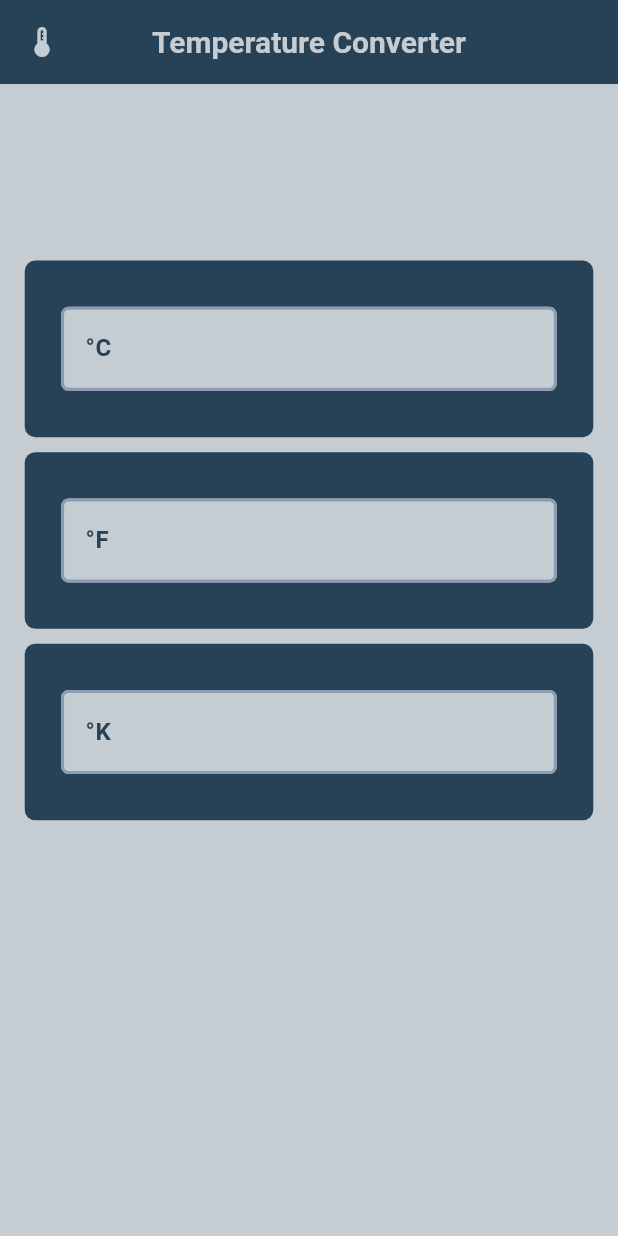
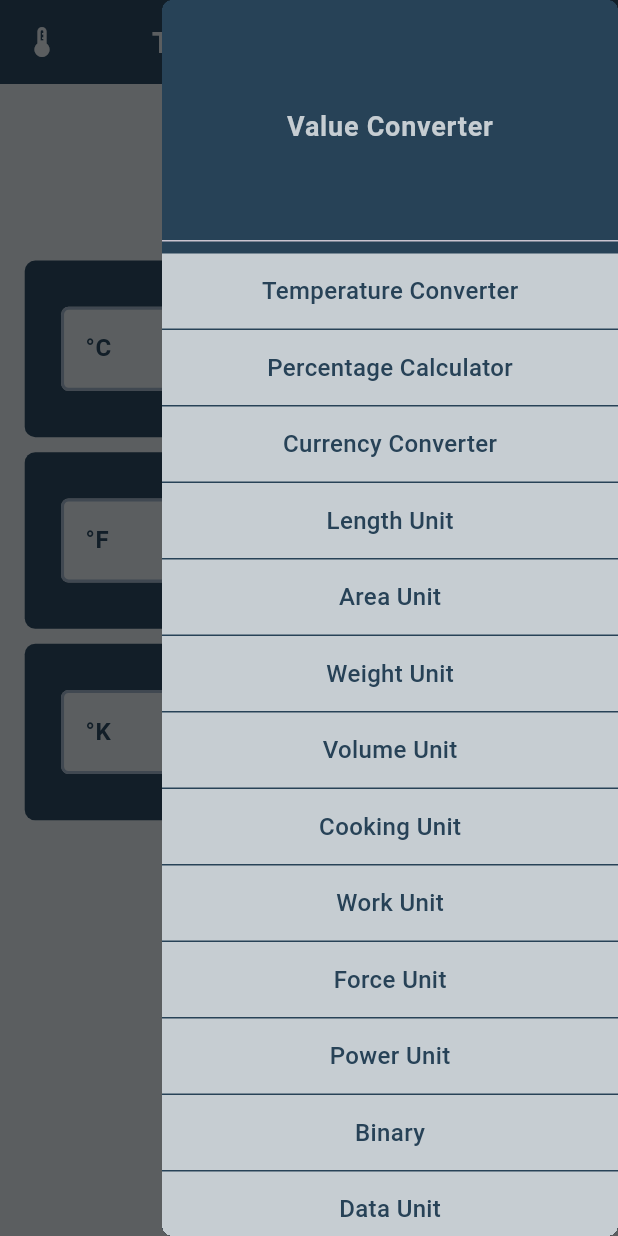
Before and after one commit to m-mhe/value_converter, a Flutter app: the TemperatureConverterScreen screen opened directly, with the side drawer open (before the commit the screen has no drawer), on a phone screen of 412 x 824 dp. Run offline on Flutter 3.47's test engine with Material 3 defaults, Android fonts, the light colour scheme and no system bars.

Commit message:
Left side Drawer added

```diff
--- a/lib/app.dart
+++ b/lib/app.dart
@@ -55,6 +55,12 @@ class MyApp extends StatelessWidget {
             borderRadius: BorderRadius.circular(5),
             borderSide: BorderSide(color: Colors.transparent, width: 1)
         ),
+      ),
+      drawerTheme: DrawerThemeData(
+        backgroundColor: Color(0xff274257),
+        endShape: RoundedRectangleBorder(
+          borderRadius: BorderRadius.circular(7)
+        )
       )
     );
   }
--- a/lib/ui/screen/temperature_converter_screen.dart
+++ b/lib/ui/screen/temperature_converter_screen.dart
@@ -1,4 +1,5 @@
 import 'package:flutter/material.dart';
+import 'package:value_converter/ui/widget/appDrawer.dart';
 import 'package:value_converter/ui/widget/common_app_bar.dart';
 
 class TemperatureConverterScreen extends StatelessWidget {
@@ -9,6 +10,7 @@ class TemperatureConverterScreen extends StatelessWidget {
     return Scaffold(
       appBar: commonAppBar(
           screenTitle: 'Temperature Converter', child: Icon(Icons.thermostat)),
+      endDrawer: AppDrawer(),
       body: SingleChildScrollView(
         child: Padding(
           padding: EdgeInsets.symmetric(
--- /dev/null
+++ b/lib/ui/widget/appDrawer.dart
@@ -0,0 +1,316 @@
+import 'package:flutter/material.dart';
+import 'package:value_converter/ui/screen/temperature_converter_screen.dart';
+import 'package:value_converter/ui/widget/percentage_screen_bottom_navigation_bar.dart';
+
+class AppDrawer extends StatelessWidget {
+  const AppDrawer({super.key});
+
+  @override
+  Widget build(BuildContext context) {
+    return Drawer(
+      child: SingleChildScrollView(
+        child: Column(
+          children: [
+            DrawerHeader(
+              decoration: BoxDecoration(
+                color: Color(0xff274257),
+              ),
+              child: InkWell(
+                onTap: (){
+                  Navigator.pop(context);Navigator.pop(context);
+                },
+                child: Container(
+                  height: double.maxFinite,
+                  width: double.maxFinite,
+                  child: const Center(
+                    child: Text(
+                      'Value Converter',
+                      style: TextStyle(
+                          color: Color(0xffC6CDD2),
+                          fontWeight: FontWeight.w600,
+                          fontSize: 18),
+                    ),
+                  ),
+                ),
+              ),
+            ),
+            InkWell(
+              onTap: (){
+                Navigator.pushReplacement(context, MaterialPageRoute(builder: (context)=>TemperatureConverterScreen()));
+              },
+              child: Container(
+                color: Color(0xffC6CDD2),
+                height: 50,
+                width: double.maxFinite,
+                child: const Center(
+                  child: Text(
+                    'Temperature Converter',
+                    style: TextStyle(
+                        color: Color(0xff274257),
+                        fontWeight: FontWeight.w500,
+                        fontSize: 16),
+                  ),
+                ),
+              ),
+            ),
+            SizedBox(height: 1,),
+            InkWell(
+              onTap: (){
+                Navigator.pushReplacement(context, MaterialPageRoute(builder: (context)=>PercentageScreenBottomNavigationBar()));
+              },
+              child: Container(
+                color: Color(0xffC6CDD2),
+                height: 50,
+                width: double.maxFinite,
+                child: const Center(
+                  child: Text(
+                    'Percentage Calculator',
+                    style: TextStyle(
+                        color: Color(0xff274257),
+                        fontWeight: FontWeight.w500,
+                        fontSize: 16),
+                  ),
+                ),
+              ),
+            ),
+            SizedBox(height: 1,),
+            InkWell(
+              onTap: (){},
+              child: Container(
+                color: Color(0xffC6CDD2),
+                height: 50,
+                width: double.maxFinite,
+                child: const Center(
+                  child: Text(
+                    'Currency Converter',
+                    style: TextStyle(
+                        color: Color(0xff274257),
+                        fontWeight: FontWeight.w500,
+                        fontSize: 16),
+                  ),
+                ),
+              ),
+            ),
+            SizedBox(height: 1,),
+            InkWell(
+              onTap: (){},
+              child: Container(
+                color: Color(0xffC6CDD2),
+                height: 50,
+                width: double.maxFinite,
+                child: const Center(
+                  child: Text(
+                    'Length Unit',
+                    style: TextStyle(
+                        color: Color(0xff274257),
+                        fontWeight: FontWeight.w500,
+                        fontSize: 16),
+                  ),
+                ),
+              ),
+            ),
+            SizedBox(height: 1,),
+            InkWell(
+              onTap: (){},
+              child: Container(
+                color: Color(0xffC6CDD2),
+                height: 50,
+                width: double.maxFinite,
+                child: const Center(
+                  child: Text(
+                    'Area Unit',
+                    style: TextStyle(
+                        color: Color(0xff274257),
+                        fontWeight: FontWeight.w500,
+                        fontSize: 16),
+                  ),
+                ),
+              ),
+            ),
+            SizedBox(height: 1,),
+            InkWell(
+              onTap: (){},
+              child: Container(
+                color: Color(0xffC6CDD2),
+                height: 50,
+                width: double.maxFinite,
+                child: const Center(
+                  child: Text(
+                    'Weight Unit',
+                    style: TextStyle(
+                        color: Color(0xff274257),
+                        fontWeight: FontWeight.w500,
+                        fontSize: 16),
+                  ),
+                ),
+              ),
+            ),
+            SizedBox(height: 1,),
+            InkWell(
+              onTap: (){},
+              child: Container(
+                color: Color(0xffC6CDD2),
+                height: 50,
+                width: double.maxFinite,
+                child: const Center(
+                  child: Text(
+                    'Volume Unit',
+                    style: TextStyle(
+                        color: Color(0xff274257),
+                        fontWeight: FontWeight.w500,
+                        fontSize: 16),
+                  ),
+                ),
+              ),
+            ),
+            SizedBox(height: 1,),
+            InkWell(
+              onTap: (){},
+              child: Container(
+                color: Color(0xffC6CDD2),
+                height: 50,
+                width: double.maxFinite,
+                child: const Center(
+                  child: Text(
+                    'Cooking Unit',
+                    style: TextStyle(
+                        color: Color(0xff274257),
+                        fontWeight: FontWeight.w500,
+                        fontSize: 16),
+                  ),
+                ),
+              ),
+            ),
+            SizedBox(height: 1,),
+            InkWell(
+              onTap: (){},
+              child: Container(
+                color: Color(0xffC6CDD2),
+                height: 50,
+                width: double.maxFinite,
+                child: const Center(
+                  child: Text(
+                    'Work Unit',
+                    style: TextStyle(
+                        color: Color(0xff274257),
+                        fontWeight: FontWeight.w500,
+                        fontSize: 16),
+                  ),
+                ),
+              ),
+            ),
+            SizedBox(height: 1,),
+            InkWell(
+              onTap: (){},
+              child: Container(
+                color: Color(0xffC6CDD2),
+                height: 50,
+                width: double.maxFinite,
+                child: const Center(
+                  child: Text(
+                    'Force Unit',
+                    style: TextStyle(
+                        color: Color(0xff274257),
+                        fontWeight: FontWeight.w500,
+                        fontSize: 16),
+                  ),
+                ),
+              ),
+            ),
+            SizedBox(height: 1,),
+            InkWell(
+              onTap: (){},
+              child: Container(
+                color: Color(0xffC6CDD2),
+                height: 50,
+                width: double.maxFinite,
+                child: const Center(
+                  child: Text(
+                    'Power Unit',
+                    style: TextStyle(
+                        color: Color(0xff274257),
+                        fontWeight: FontWeight.w500,
+                        fontSize: 16),
+                  ),
+                ),
+              ),
+            ),
+            SizedBox(height: 1,),
+            InkWell(
+              onTap: (){},
+              child: Container(
+                color: Color(0xffC6CDD2),
+                height: 50,
+                width: double.maxFinite,
+                child: const Center(
+                  child: Text(
+                    'Binary',
+                    style: TextStyle(
+                        color: Color(0xff274257),
+                        fontWeight: FontWeight.w500,
+                        fontSize: 16),
+                  ),
+                ),
+              ),
+            ),
+            SizedBox(height: 1,),
+            InkWell(
+              onTap: (){},
+              child: Container(
+                color: Color(0xffC6CDD2),
+                height: 50,
+                width: double.maxFinite,
+                child: const Center(
+                  child: Text(
+                    'Data Unit',
+                    style: TextStyle(
+                        color: Color(0xff274257),
+                        fontWeight: FontWeight.w500,
+                        fontSize: 16),
+                  ),
+                ),
+              ),
+            ),
+            SizedBox(height: 1,),
+            InkWell(
+              onTap: (){},
+              child: Container(
+                color: Color(0xffC6CDD2),
+                height: 50,
+                width: double.maxFinite,
+                child: const Center(
+                  child: Text(
+                    'Speed Unit',
+                    style: TextStyle(
+                        color: Color(0xff274257),
+                        fontWeight: FontWeight.w500,
+                        fontSize: 16),
+                  ),
+                ),
+              ),
+            ),
+            SizedBox(height: 1,),
+            InkWell(
+              onTap: (){},
+              child: Container(
+                color: Color(0xffC6CDD2),
+                height: 50,
+                width: double.maxFinite,
+                child: const Center(
+                  child: Text(
+                    'Time unit',
+                    style: TextStyle(
+                        color: Color(0xff274257),
+                        fontWeight: FontWeight.w500,
+                        fontSize: 16),
+                  ),
+                ),
+              ),
+            ),
+            SizedBox(height: 60,),
+          ],
+        ),
+      ),
+    );
+  }
+}
--- /dev/null
+++ b/lib/ui/widget/percentage_screen_bottom_navigation_bar.dart
@@ -0,0 +1,32 @@
+import 'package:flutter/material.dart';
+import 'package:value_converter/ui/widget/appDrawer.dart';
+import 'package:value_converter/ui/widget/common_app_bar.dart';
+
+class PercentageScreenBottomNavigationBar extends StatefulWidget {
+  const PercentageScreenBottomNavigationBar({super.key});
+
+  @override
+  State<PercentageScreenBottomNavigationBar> createState() =>
+      _PercentageScreenBottomNavigationBarState();
+}
+
+class _PercentageScreenBottomNavigationBarState
+    extends State<PercentageScreenBottomNavigationBar> {
+  @override
+  Widget build(BuildContext context) {
+    return Scaffold(
+      appBar: commonAppBar(
+        screenTitle: 'Percentage Calculator',
+        child: Icon(Icons.percent),
+      ),
+      endDrawer: AppDrawer(),
+      bottomNavigationBar: BottomNavigationBar(
+        items: [
+          BottomNavigationBarItem(icon: Icon(Icons.abc), label: ''),
+          BottomNavigationBarItem(icon: Icon(Icons.abc), label: ''),
+          BottomNavigationBarItem(icon: Icon(Icons.abc), label: ''),
+        ],
+      ),
+    );
+  }
+}
```
